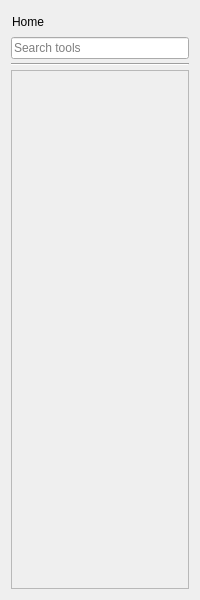
Qt form gui/sidemenu.ui (LotusAndCompany/devtools) before a commit.
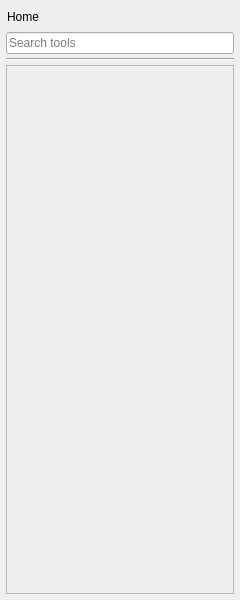
The same form after that commit. Icons and pictures are not drawn. Custom widgets are drawn as their Qt base class.

Commit message: Modify mainwindow layout

```diff
--- a/gui/sidemenu.ui
+++ b/gui/sidemenu.ui
@@ -6,7 +6,7 @@
    <rect>
     <x>0</x>
     <y>0</y>
-    <width>200</width>
+    <width>240</width>
     <height>600</height>
    </rect>
   </property>
@@ -18,7 +18,7 @@
   </property>
   <property name="minimumSize">
    <size>
-    <width>200</width>
+    <width>240</width>
     <height>0</height>
    </size>
   </property>
@@ -29,6 +29,18 @@
    <property name="spacing">
     <number>4</number>
    </property>
+   <property name="leftMargin">
+    <number>6</number>
+   </property>
+   <property name="topMargin">
+    <number>6</number>
+   </property>
+   <property name="rightMargin">
+    <number>6</number>
+   </property>
+   <property name="bottomMargin">
+    <number>6</number>
+   </property>
    <item>
     <widget class="SidemenuItem" name="homeButton">
      <property name="focusPolicy">
@@ -43,6 +55,12 @@
      <property name="icon">
       <iconset theme="home"/>
      </property>
+     <property name="iconSize">
+      <size>
+       <width>20</width>
+       <height>20</height>
+      </size>
+     </property>
      <property name="checkable">
       <bool>true</bool>
      </property>
@@ -81,8 +99,8 @@
        <rect>
         <x>0</x>
         <y>0</y>
-        <width>174</width>
-        <height>508</height>
+        <width>226</width>
+        <height>520</height>
        </rect>
       </property>
       <layout class="QVBoxLayout" name="scrollAreaLayout">
```
The commit also changes 3 other files.
